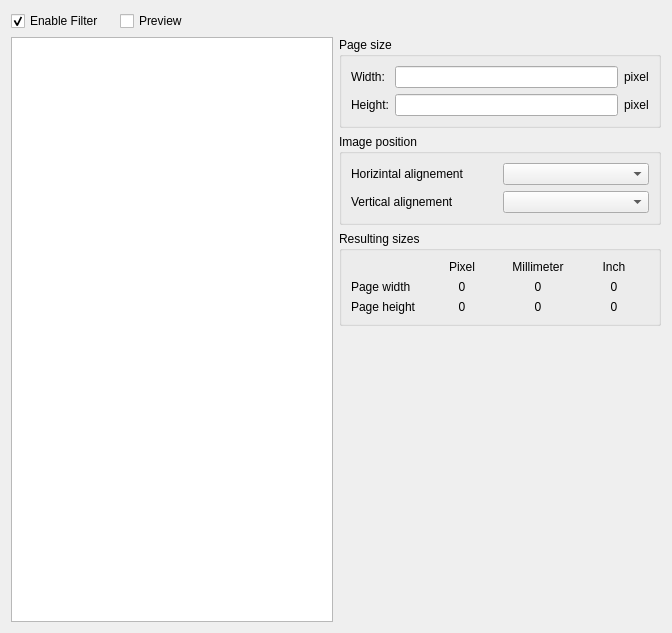
rockclimb/yasw-debian, file src/filter/layoutwidget.ui: the form before one commit.
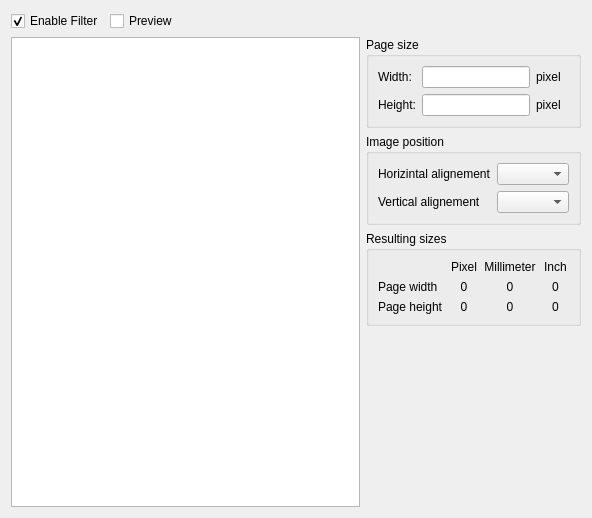
The form after the commit. Custom widgets are drawn as their Qt base class.

What changed in the file:
```diff
--- a/src/filter/layoutwidget.ui
+++ b/src/filter/layoutwidget.ui
@@ -6,8 +6,8 @@
    <rect>
     <x>0</x>
     <y>0</y>
-    <width>672</width>
-    <height>633</height>
+    <width>592</width>
+    <height>518</height>
    </rect>
   </property>
   <property name="sizePolicy">
@@ -19,8 +19,10 @@
   <property name="windowTitle">
    <string>Form</string>
   </property>
-  <layout class="QGridLayout" name="gridLayout_5">
-   <item row="0" column="0">
+  <layout class="QGridLayout" name="gridLayout_3">
+   <item row="0" column="0" colspan="2">
+    <layout class="QHBoxLayout" name="horizontalLayout">
+     <item>
     <widget class="QCheckBox" name="enable">
      <property name="text">
       <string>Enable Filter</string>
@@ -30,7 +32,7 @@
      </property>
     </widget>
    </item>
-   <item row="0" column="1">
+     <item>
     <widget class="QCheckBox" name="preview">
      <property name="text">
       <string>Preview</string>
@@ -40,30 +42,34 @@
      </property>
     </widget>
    </item>
-   <item row="1" column="0" rowspan="4" colspan="3">
+     <item>
+      <spacer name="horizontalSpacer">
+       <property name="orientation">
+        <enum>Qt::Horizontal</enum>
+       </property>
+       <property name="sizeHint" stdset="0">
+        <size>
+         <width>216</width>
+         <height>20</height>
+        </size>
+       </property>
+      </spacer>
+     </item>
+    </layout>
+   </item>
+   <item row="1" column="0">
     <widget class="BaseFilterGraphicsView" name="view">
      <property name="sizePolicy">
-      <sizepolicy hsizetype="MinimumExpanding" vsizetype="Expanding">
+      <sizepolicy hsizetype="Expanding" vsizetype="Preferred">
        <horstretch>0</horstretch>
        <verstretch>0</verstretch>
       </sizepolicy>
      </property>
     </widget>
    </item>
-   <item row="4" column="4">
-    <spacer name="verticalSpacer">
-     <property name="orientation">
-      <enum>Qt::Vertical</enum>
-     </property>
-     <property name="sizeHint" stdset="0">
-      <size>
-       <width>20</width>
-       <height>317</height>
-      </size>
-     </property>
-    </spacer>
-   </item>
-   <item row="1" column="3" colspan="3">
+   <item row="1" column="1">
+    <layout class="QVBoxLayout" name="verticalLayout">
+     <item>
     <widget class="QGroupBox" name="groupBox_4">
      <property name="title">
       <string>Page size</string>
@@ -77,7 +83,14 @@
        </widget>
       </item>
       <item row="0" column="1">
-       <widget class="QLineEdit" name="pageWidth"/>
+         <widget class="QLineEdit" name="pageWidth">
+          <property name="sizePolicy">
+           <sizepolicy hsizetype="Preferred" vsizetype="Fixed">
+            <horstretch>0</horstretch>
+            <verstretch>0</verstretch>
+           </sizepolicy>
+          </property>
+         </widget>
       </item>
       <item row="0" column="2">
        <widget class="QLabel" name="lbUnitWidth">
@@ -94,7 +107,14 @@
        </widget>
       </item>
       <item row="1" column="1">
-       <widget class="QLineEdit" name="pageHeight"/>
+         <widget class="QLineEdit" name="pageHeight">
+          <property name="sizePolicy">
+           <sizepolicy hsizetype="Preferred" vsizetype="Fixed">
+            <horstretch>0</horstretch>
+            <verstretch>0</verstretch>
+           </sizepolicy>
+          </property>
+         </widget>
       </item>
       <item row="1" column="2">
        <widget class="QLabel" name="lbUnitHeight">
@@ -106,7 +126,7 @@
      </layout>
     </widget>
    </item>
-   <item row="2" column="3" colspan="3">
+     <item>
     <widget class="QGroupBox" name="groupBox_2">
      <property name="title">
       <string>Image position</string>
@@ -143,7 +163,7 @@
      </layout>
     </widget>
    </item>
-   <item row="3" column="3" colspan="3">
+     <item>
     <widget class="QGroupBox" name="groupBox">
      <property name="title">
       <string>Resulting sizes</string>
@@ -262,18 +282,20 @@
      </layout>
     </widget>
    </item>
-   <item row="0" column="2" colspan="4">
-    <spacer name="horizontalSpacer">
+     <item>
+      <spacer name="verticalSpacer">
      <property name="orientation">
-      <enum>Qt::Horizontal</enum>
+        <enum>Qt::Vertical</enum>
      </property>
      <property name="sizeHint" stdset="0">
       <size>
-       <width>216</width>
-       <height>20</height>
+         <width>20</width>
+         <height>317</height>
       </size>
      </property>
     </spacer>
+     </item>
+    </layout>
    </item>
   </layout>
   <zorder>enable</zorder>
```
Lines whose indentation alone changed are shown as unchanged.
